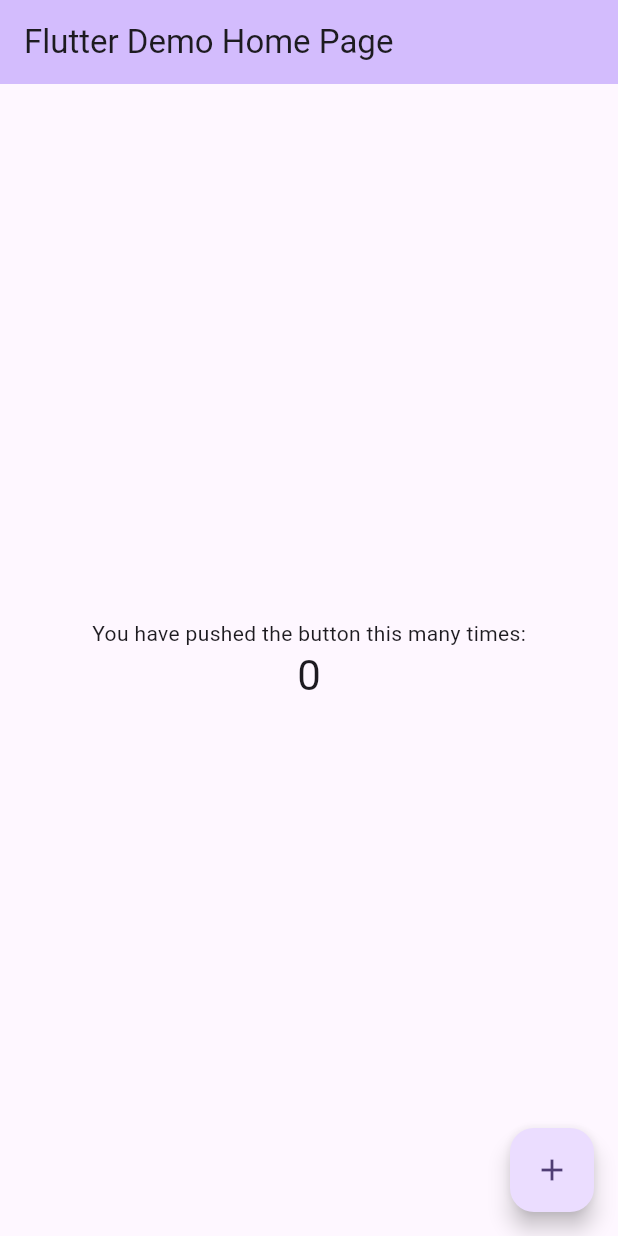
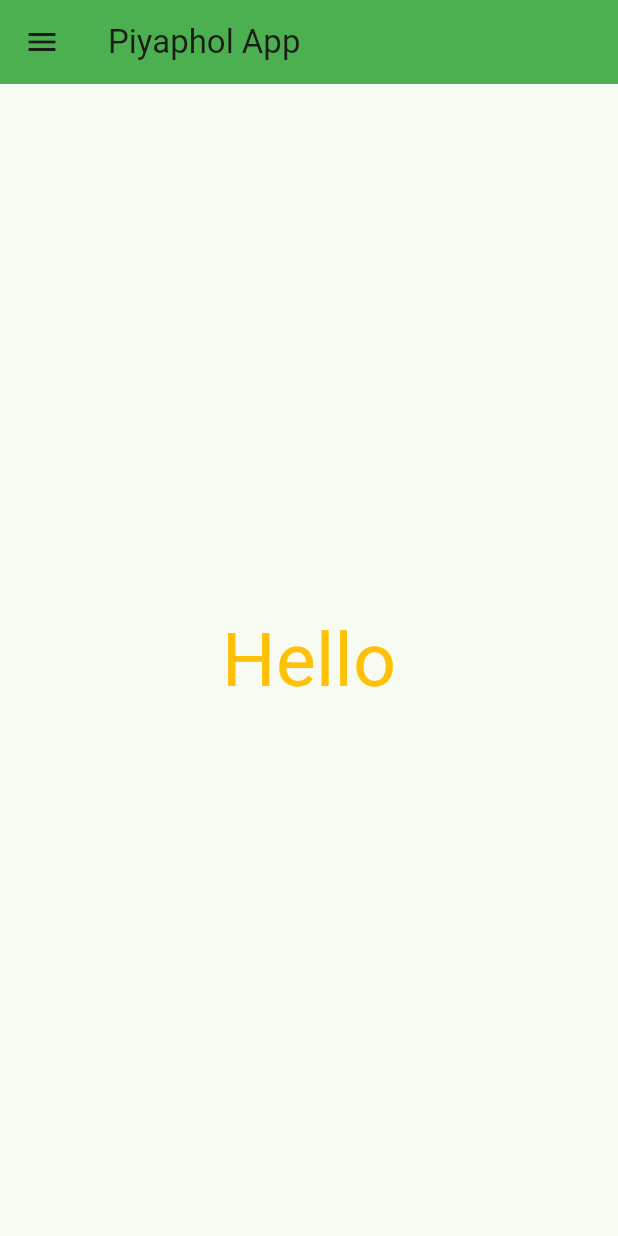
Before and after one commit to Piyaphol-YS/flutter_newapp_1, a Flutter app: the screen it shows after launch, on a phone screen of 412 x 824 dp. Run offline on Flutter 3.47's test engine with Material 3 defaults, Android fonts, the phone set to English and light mode, and no system bars.

Commit message:
insert appBar

```diff
--- a/lib/main.dart
+++ b/lib/main.dart
@@ -1,4 +1,5 @@
 import 'package:flutter/material.dart';
+import 'package:flutter_newapp_1/screen/my_home_page.dart';
 
 void main() {
   runApp(const MyApp());
@@ -11,115 +12,12 @@
   @override
   Widget build(BuildContext context) {
     return MaterialApp(
-      title: 'Flutter Demo',
+      title: 'Flutter App',
       theme: ThemeData(
-        // This is the theme of your application.
-        //
-        // TRY THIS: Try running your application with "flutter run". You'll see
-        // the application has a purple toolbar. Then, without quitting the app,
-        // try changing the seedColor in the colorScheme below to Colors.green
-        // and then invoke "hot reload" (save your changes or press the "hot
-        // reload" button in a Flutter-supported IDE, or press "r" if you used
-        // the command line to start the app).
-        //
-        // Notice that the counter didn't reset back to zero; the application
-        // state is not lost during the reload. To reset the state, use hot
-        // restart instead.
-        //
-        // This works for code too, not just values: Most code changes can be
-        // tested with just a hot reload.
-        colorScheme: ColorScheme.fromSeed(seedColor: Colors.deepPurple),
+        colorScheme: ColorScheme.fromSeed(seedColor: Colors.green),
         useMaterial3: true,
       ),
-      home: const MyHomePage(title: 'Flutter Demo Home Page'),
+      home: const MyHomePage(),
     );
   }
 }
-
-class MyHomePage extends StatefulWidget {
-  const MyHomePage({super.key, required this.title});
-
-  // This widget is the home page of your application. It is stateful, meaning
-  // that it has a State object (defined below) that contains fields that affect
-  // how it looks.
-
-  // This class is the configuration for the state. It holds the values (in this
-  // case the title) provided by the parent (in this case the App widget) and
-  // used by the build method of the State. Fields in a Widget subclass are
-  // always marked "final".
-
-  final String title;
-
-  @override
-  State<MyHomePage> createState() => _MyHomePageState();
-}
-
-class _MyHomePageState extends State<MyHomePage> {
-  int _counter = 0;
-
-  void _incrementCounter() {
-    setState(() {
-      // This call to setState tells the Flutter framework that something has
-      // changed in this State, which causes it to rerun the build method below
-      // so that the display can reflect the updated values. If we changed
-      // _counter without calling setState(), then the build method would not be
-      // called again, and so nothing would appear to happen.
-      _counter++;
-    });
-  }
-
-  @override
-  Widget build(BuildContext context) {
-    // This method is rerun every time setState is called, for instance as done
-    // by the _incrementCounter method above.
-    //
-    // The Flutter framework has been optimized to make rerunning build methods
-    // fast, so that you can just rebuild anything that needs updating rather
-    // than having to individually change instances of widgets.
-    return Scaffold(
-      appBar: AppBar(
-        // TRY THIS: Try changing the color here to a specific color (to
-        // Colors.amber, perhaps?) and trigger a hot reload to see the AppBar
-        // change color while the other colors stay the same.
-        backgroundColor: Theme.of(context).colorScheme.inversePrimary,
-        // Here we take the value from the MyHomePage object that was created by
-        // the App.build method, and use it to set our appbar title.
-        title: Text(widget.title),
-      ),
-      body: Center(
-        // Center is a layout widget. It takes a single child and positions it
-        // in the middle of the parent.
-        child: Column(
-          // Column is also a layout widget. It takes a list of children and
-          // arranges them vertically. By default, it sizes itself to fit its
-          // children horizontally, and tries to be as tall as its parent.
-          //
-          // Column has various properties to control how it sizes itself and
-          // how it positions its children. Here we use mainAxisAlignment to
-          // center the children vertically; the main axis here is the vertical
-          // axis because Columns are vertical (the cross axis would be
-          // horizontal).
-          //
-          // TRY THIS: Invoke "debug painting" (choose the "Toggle Debug Paint"
-          // action in the IDE, or press "p" in the console), to see the
-          // wireframe for each widget.
-          mainAxisAlignment: MainAxisAlignment.center,
-          children: <Widget>[
-            const Text(
-              'You have pushed the button this many times:',
-            ),
-            Text(
-              '$_counter',
-              style: Theme.of(context).textTheme.headlineMedium,
-            ),
-          ],
-        ),
-      ),
-      floatingActionButton: FloatingActionButton(
-        onPressed: _incrementCounter,
-        tooltip: 'Increment',
-        child: const Icon(Icons.add),
-      ), // This trailing comma makes auto-formatting nicer for build methods.
-    );
-  }
-}
--- /dev/null
+++ b/lib/screen/my_home_page.dart
@@ -0,0 +1,24 @@
+import 'package:flutter/material.dart';
+
+class MyHomePage extends StatelessWidget {
+  const MyHomePage({super.key});
+
+  @override
+  Widget build(BuildContext context) {
+    return Scaffold(
+      drawer: const Drawer(
+        child: Text('Menu'),
+      ),
+      appBar: AppBar(
+        title: const Text('Piyaphol App'),
+        backgroundColor: Colors.green,
+      ),
+      body: const Center(
+        child: Text(
+          'Hello',
+          style: TextStyle(fontSize: 50, color: Colors.amber),
+        ),
+      ),
+    );
+  }
+}
```
